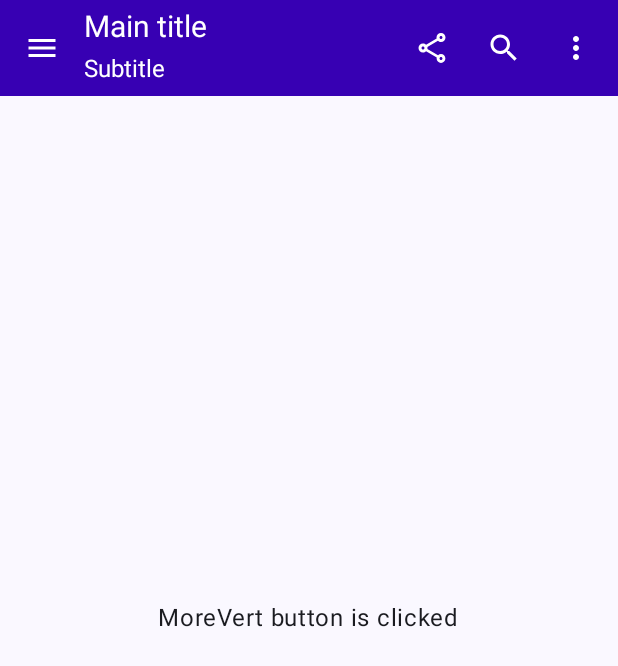
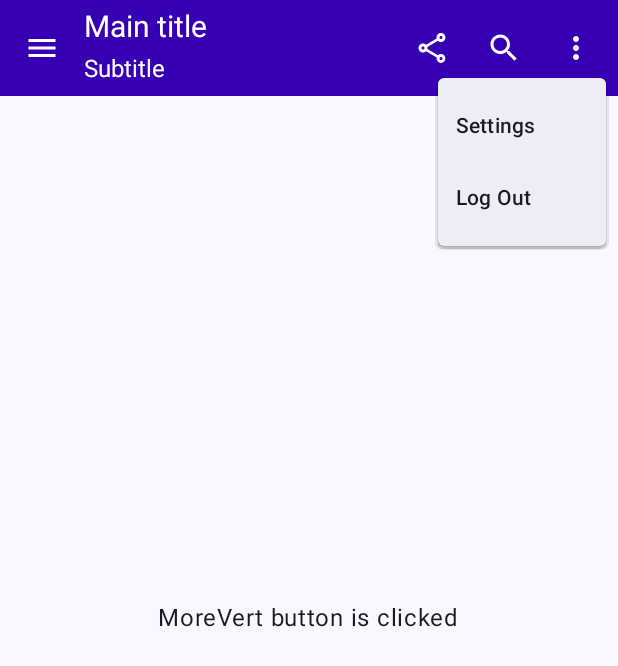
Before and after one commit to 2s767/MyKotlinLearningProjects, an Android app built with Jetpack Compose: the screen it shows after launch (MainActivity), after a tap on "MoreVert Button", on a phone screen of 412 x 824 dp. Shown: the top 666 px of the screen. Run offline under Robolectric (Android 15) with nearby library versions, the phone set to English and light mode, and no system bars; 2 other taps on this screen came first.

```diff
--- a/app/src/main/java/com/example/components/MainActivity.kt
+++ b/app/src/main/java/com/example/components/MainActivity.kt
@@ -26,7 +26,7 @@ class MainActivity : ComponentActivity() {
         setContent {
             ComponentsTheme {
                 Scaffold(modifier = Modifier.fillMaxSize()) { innerPadding ->
-                    AlertDialogExample(
+                    OptionsMenuExample(
                         modifier = Modifier.padding(innerPadding)
                     )
                 }
@@ -37,7 +37,10 @@ class MainActivity : ComponentActivity() {
 
 @OptIn(ExperimentalMaterial3Api::class)
 @Composable
-fun AlertDialogExample(modifier: Modifier = Modifier) {
+fun OptionsMenuExample(modifier: Modifier = Modifier) {
+    var dropDownMenuStatus by remember {
+        mutableStateOf(false)
+    }
     var centerText by remember {
         mutableStateOf("This is default text")
     }
@@ -72,8 +75,25 @@ fun AlertDialogExample(modifier: Modifier = Modifier) {
                    }
                    IconButton(onClick = {
                        centerText = "MoreVert button is clicked"
+                       dropDownMenuStatus = true
                    }) {
                        Icon(Icons.Outlined.MoreVert,"MoreVert Button")
+                       DropdownMenu(expanded = dropDownMenuStatus, onDismissRequest = {
+                           dropDownMenuStatus = false
+                       }) {
+                           DropdownMenuItem(text = {
+                               Text("Settings")
+                           }, onClick = {
+                               centerText = "Settings is clicked"
+                               dropDownMenuStatus = false
+                           } )
+                           DropdownMenuItem(text = {
+                               Text("Log Out")
+                           }, onClick = {
+                               centerText = "Log out is clicked"
+                               dropDownMenuStatus = false
+                           } )
+                       }
                    }
                },
                colors = TopAppBarDefaults.topAppBarColors(
```
